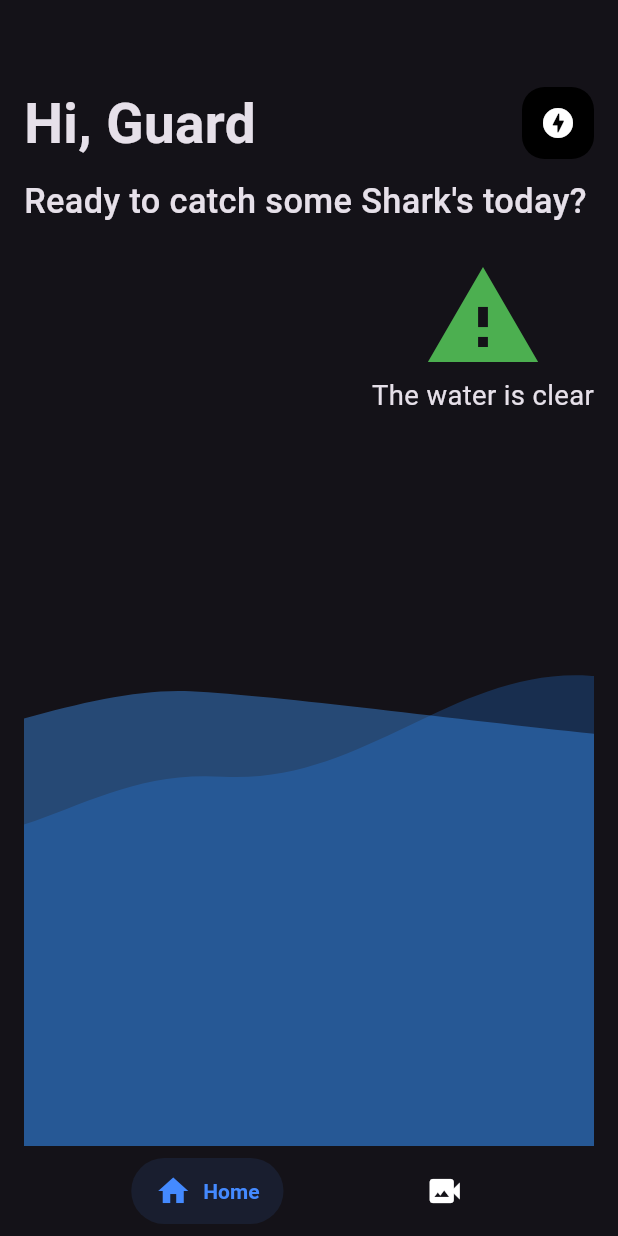
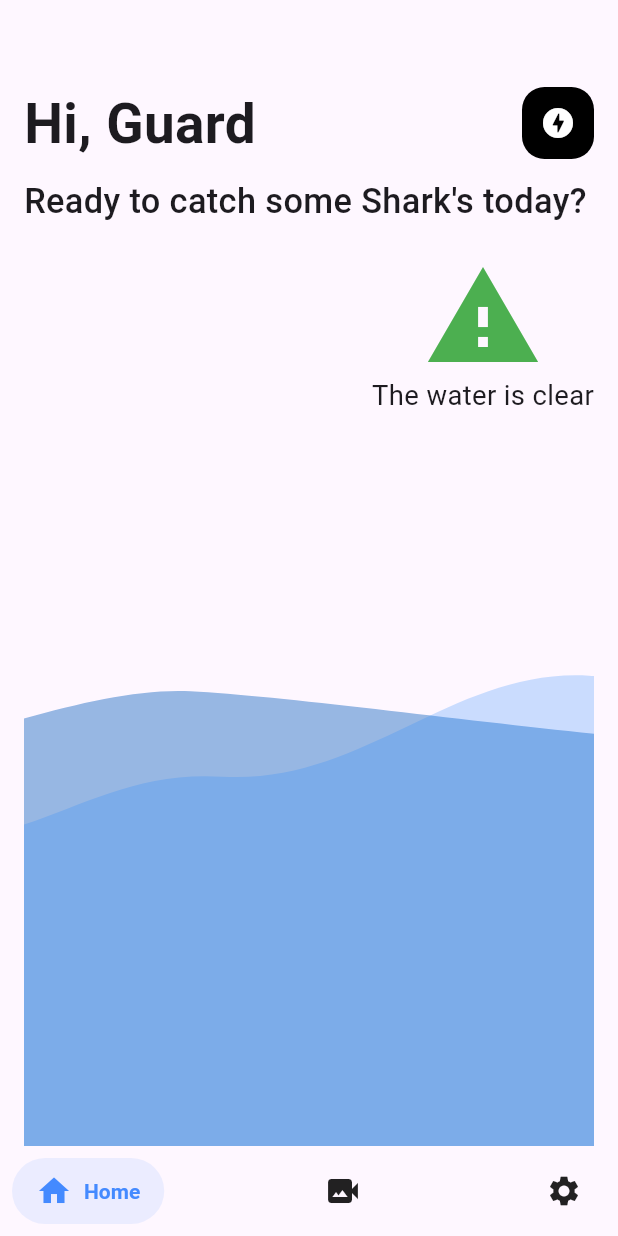
Before and after one commit to tonymikhael/shark_detection, a Flutter app: the screen it shows after launch, on a phone screen of 412 x 824 dp. Run offline on Flutter 3.47's test engine with Material 3 defaults, Android fonts, the light colour scheme and no system bars; drawn by our look-alikes of salomon_bottom_bar; our stand-ins replace cached_network_image, cloud_firestore, firebase_core, firebase_messaging, flutter_bloc, flutter_local_notifications and 9 more; missing offline and left inert: mjpeg_view; accounts and stored records are empty; Roboto replaces fonts that are missing (Amarante).

Commit message:
finish settings ui

```diff
--- a/lib/core/widgets/custom_appbar.dart
+++ b/lib/core/widgets/custom_appbar.dart
@@ -7,7 +7,10 @@ import 'package:shark_detection/core/utils/app_styles.dart';
 import 'package:shark_detection/features/home/view%20model/cubit/app_cubit.dart';
 
 class CustomAppBar extends StatelessWidget {
-  const CustomAppBar({super.key});
+  const CustomAppBar({super.key, required this.leading, this.action});
+
+  final String leading;
+  final Widget? action;
 
   @override
   Widget build(BuildContext context) {
@@ -15,26 +18,10 @@ class CustomAppBar extends StatelessWidget {
       mainAxisAlignment: MainAxisAlignment.spaceBetween,
       children: [
         Text(
-          "Hi, Guard",
+          leading,
           style: AppStyles.headline1(context),
         ),
-        Row(
-          children: [
-            Container(
-              decoration: BoxDecoration(
-                  color: Colors.black, borderRadius: BorderRadius.circular(15)),
-              child: IconButton(
-                onPressed: () {
-                  BlocProvider.of<AppCubit>(context).resetNotification();
-                },
-                icon: Icon(
-                  Icons.offline_bolt_rounded,
-                  color: Colors.white,
-                ),
-              ),
-            ),
-          ],
-        ),
+        action??SizedBox(),
       ],
     );
   }
--- a/lib/core/widgets/latest_detection_item.dart
+++ b/lib/core/widgets/latest_detection_item.dart
@@ -29,7 +29,9 @@ class LatestDetectionItem extends StatelessWidget {
       padding: EdgeInsets.all(10),
       margin: EdgeInsets.symmetric(vertical: 5),
       decoration: BoxDecoration(
-        color: Colors.black26,
+        color: Theme.of(context).brightness == Brightness.dark
+            ? Colors.black26
+            : Colors.grey[200],
         borderRadius: BorderRadius.circular(12),
       ),
       child: Row(
--- a/lib/features/home/view model/cubit/app_cubit.dart
+++ b/lib/features/home/view model/cubit/app_cubit.dart
@@ -1,5 +1,6 @@
 import 'package:flutter_bloc/flutter_bloc.dart';
 import 'package:shark_detection/core/services/firestore_services.dart';
+import 'package:shark_detection/core/services/shared_pref.dart';
 import 'package:shark_detection/features/home/view%20model/cubit/app_state.dart';
 
 class AppCubit extends Cubit<AppState> {
@@ -24,4 +25,9 @@ class AppCubit extends Cubit<AppState> {
     FirestoreService().reSetDetectionFlag();
     emit(ResetFlagState());
   }
+
+  void changeAppTheme() {
+    SharedPref().toggleAppTheme();
+    emit(ChangeAppThemeState());
+  }
 }
--- a/lib/features/home/view model/cubit/app_state.dart
+++ b/lib/features/home/view model/cubit/app_state.dart
@@ -11,3 +11,5 @@ final class LoadingState extends AppState {}
 final class SetFlagState extends AppState {}
 
 final class ResetFlagState extends AppState {}
+
+final class ChangeAppThemeState extends AppState {}
--- a/lib/features/home/views/main_scaffold.dart
+++ b/lib/features/home/views/main_scaffold.dart
@@ -3,8 +3,10 @@ import 'package:lottie/lottie.dart';
 import 'package:salomon_bottom_bar/salomon_bottom_bar.dart';
 import 'package:shark_detection/core/services/supabase_service.dart';
 import 'package:shark_detection/core/utils/app_colors.dart';
+import 'package:shark_detection/features/home/views/about_us_view.dart';
 import 'package:shark_detection/features/home/views/home_view.dart';
 import 'package:shark_detection/features/home/views/live_view.dart';
+import 'package:shark_detection/features/home/views/setting_view.dart';
 
 class MainScaffold extends StatefulWidget {
   const MainScaffold({super.key});
@@ -18,6 +20,7 @@ class _MainScaffoldState extends State<MainScaffold> {
   List screens = const [
     HomeView(),
     LiveView(),
+    SettingView(),
   ];
 
   @override
@@ -42,6 +45,12 @@ class _MainScaffoldState extends State<MainScaffold> {
             title: Text("Live stream"),
             selectedColor: AppColors.primaryColor,
           ),
+
+          SalomonBottomBarItem(
+            icon: Icon(Icons.settings),
+            title: Text("Settings"),
+            selectedColor: AppColors.primaryColor,
+          ),
         ],
       ),
       body: screens[currentIndex],
--- a/lib/features/home/views/not_detected_view.dart
+++ b/lib/features/home/views/not_detected_view.dart
@@ -1,8 +1,10 @@
 import 'package:flutter/material.dart';
+import 'package:flutter_bloc/flutter_bloc.dart';
 import 'package:flutter_svg/svg.dart';
 import 'package:lottie/lottie.dart';
 import 'package:shark_detection/core/utils/app_styles.dart';
 import 'package:shark_detection/core/widgets/custom_appbar.dart';
+import 'package:shark_detection/features/home/view%20model/cubit/app_cubit.dart';
 
 class NotDetectedView extends StatelessWidget {
   const NotDetectedView({
@@ -26,7 +28,23 @@ class NotDetectedView extends StatelessWidget {
           Column(
             crossAxisAlignment: CrossAxisAlignment.start,
             children: [
-              CustomAppBar(),
+              CustomAppBar(
+                leading: 'Hi, Guard',
+                action: Container(
+                  decoration: BoxDecoration(
+                      color: Colors.black,
+                      borderRadius: BorderRadius.circular(15)),
+                  child: IconButton(
+                    onPressed: () {
+                      BlocProvider.of<AppCubit>(context).resetNotification();
+                    },
+                    icon: Icon(
+                      Icons.offline_bolt_rounded,
+                      color: Colors.white,
+                    ),
+                  ),
+                ),
+              ),
               SizedBox(
                 height: 10,
               ),
--- a/lib/main.dart
+++ b/lib/main.dart
@@ -3,9 +3,12 @@ import 'package:firebase_messaging/firebase_messaging.dart';
 import 'package:flutter/material.dart';
 import 'package:flutter_bloc/flutter_bloc.dart';
 import 'package:flutter_screenutil/flutter_screenutil.dart';
+import 'package:shared_preferences/shared_preferences.dart';
 import 'package:shark_detection/core/services/firebase_services.dart';
+import 'package:shark_detection/core/services/shared_pref.dart';
 import 'package:shark_detection/core/services/supabase_service.dart';
 import 'package:shark_detection/features/home/view%20model/cubit/app_cubit.dart';
+import 'package:shark_detection/features/home/view%20model/cubit/app_state.dart';
 import 'package:shark_detection/features/home/views/main_scaffold.dart';
 import 'package:supabase_flutter/supabase_flutter.dart';
 import 'package:timezone/data/latest.dart' as tzdata;
@@ -23,6 +26,8 @@ void main() async {
   WidgetsFlutterBinding.ensureInitialized();
   //initialize timezone to egypt
   tzdata.initializeTimeZones();
+  await SharedPref().init();
+
   await Firebase.initializeApp();
   FirebaseMessaging.onBackgroundMessage(_firebaseMessagingBackgroundHandler);
   await FCMService.initializeFCM();
@@ -62,11 +67,17 @@ class MyApp extends StatelessWidget {
       splitScreenMode: true,
       child: BlocProvider(
         create: (context) => AppCubit(),
-        child: MaterialApp(
-          debugShowCheckedModeBanner: false,
-          navigatorKey: navigatorKey,
-          theme: ThemeData.dark(),
-          home: MainScaffold(),
+        child: BlocBuilder<AppCubit, AppState>(
+          builder: (context, state) {
+            return MaterialApp(
+              debugShowCheckedModeBanner: false,
+              navigatorKey: navigatorKey,
+              theme: SharedPref.prefs!.getBool('dark') == true
+                  ? ThemeData.dark()
+                  : ThemeData.light(),
+              home: MainScaffold(),
+            );
+          },
         ),
       ),
     );
--- a/pubspec.yaml
+++ b/pubspec.yaml
@@ -47,6 +47,7 @@ dependencies:
   timezone: ^0.10.0
   intl: ^0.20.2
   photo_view: ^0.15.0
+  shared_preferences: ^2.5.3
 
 
 
```
Also changed, not shown: lib/core/services/shared_pref.dart (added, +17 -0 lines), lib/core/widgets/custom_setting_item.dart (added, +48 -0 lines), lib/core/widgets/social_media_button.dart (added, +35 -0 lines), lib/features/home/views/about_us_view.dart (added, +144 -0 lines), lib/features/home/views/detected_view.dart (+19 -1 lines), lib/features/home/views/setting_view.dart (added, +109 -0 lines), assets/images/email.svg (added), assets/images/facebook-176-svgrepo-com.svg (added), assets/images/instagram-svgrepo-com.svg (added), assets/images/linkedin-161-svgrepo-com.svg (added), assets/images/logo.png (added), pubspec.lock.
